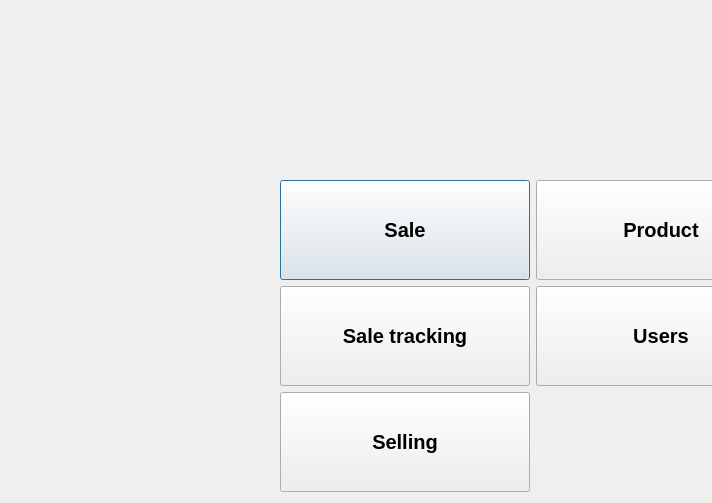
Before: the Qt Designer form ui/mainmenu/mainmenu.ui in t3vato00/projekti1, drawn with Qt 5.
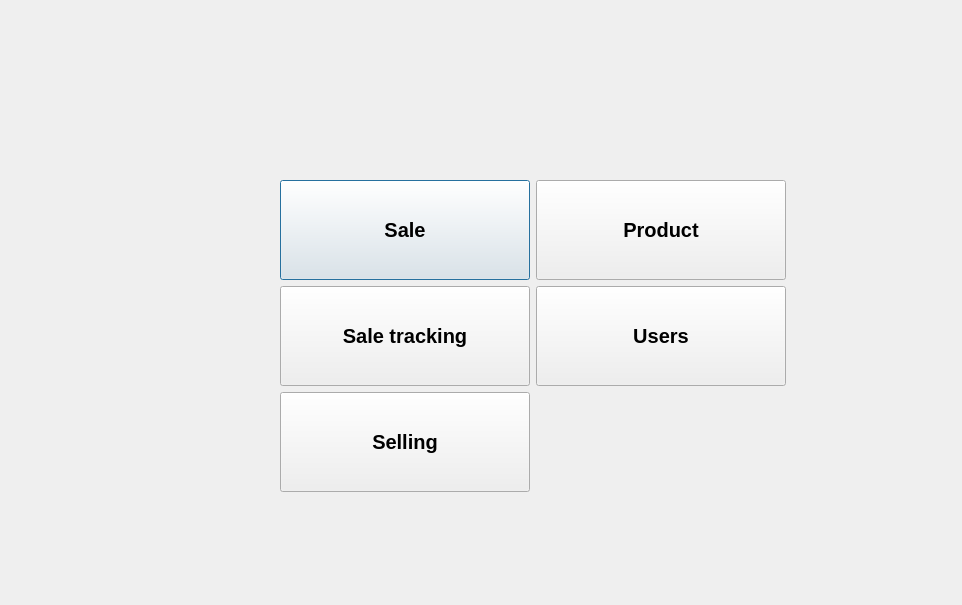
After: the same form once the commit is applied.

Patch:
```diff
--- a/ui/mainmenu/mainmenu.ui
+++ b/ui/mainmenu/mainmenu.ui
@@ -9,8 +9,8 @@
    <rect>
     <x>0</x>
     <y>0</y>
-    <width>712</width>
-    <height>503</height>
+    <width>962</width>
+    <height>605</height>
    </rect>
   </property>
   <property name="minimumSize">
@@ -31,13 +31,13 @@
   <property name="modal">
    <bool>false</bool>
   </property>
-  <widget class="QWidget" name="">
+  <widget class="QWidget" name="layoutWidget">
    <property name="geometry">
     <rect>
      <x>280</x>
      <y>180</y>
-     <width>508</width>
-     <height>314</height>
+     <width>509</width>
+     <height>316</height>
     </rect>
    </property>
    <layout class="QFormLayout" name="formLayout">
```
